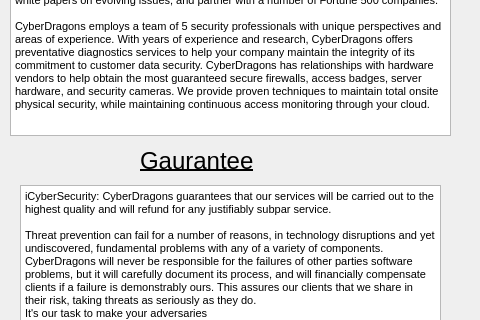
Old version of the form mainwindow.ui in the repository JaredRauch/Cyber-Dragon-Repository; both pictures show x 0 to 480 and y 261 to 581 of the 1147 by 672 pixel window.
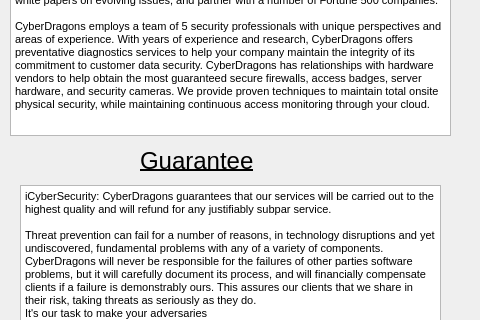
New version of the form. Icons and pictures are not drawn.

Diff of the .ui file:
```diff
--- a/mainwindow.ui
+++ b/mainwindow.ui
@@ -214,7 +214,7 @@
      </font>
     </property>
     <property name="text">
-     <string>Gaurantee</string>
+     <string>Guarantee</string>
     </property>
    </widget>
    <widget class="QTextBrowser" name="textBrowser_2">
```
Left out of the diff: 18 changed lines with no effect on the pictures.
